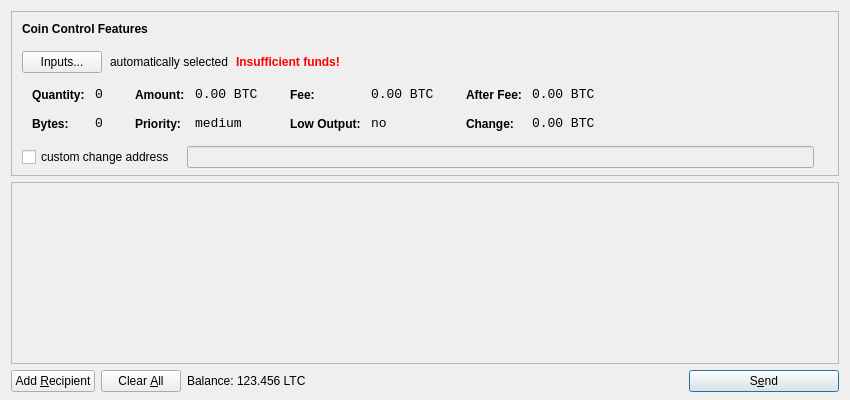
The window that src/qt/forms/sendcoinsdialog.ui (GOSTSec/gostcoin) describes before a commit, drawn with Qt 5.
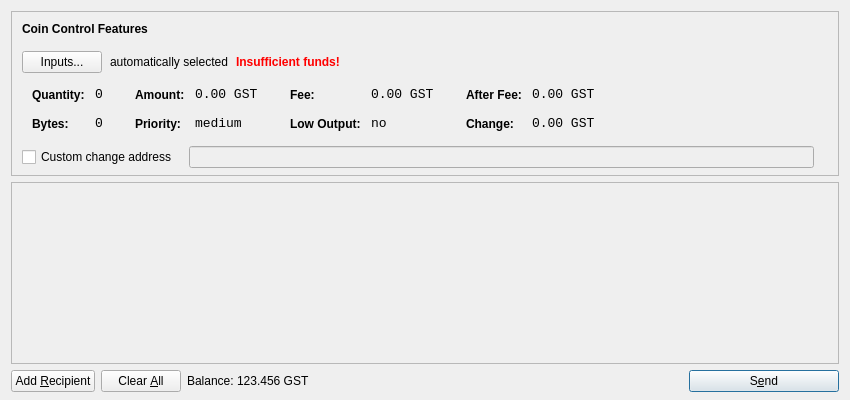
The same window after the commit. Icons and pictures are not drawn.

Diff of the .ui file:
```diff
--- a/src/qt/forms/sendcoinsdialog.ui
+++ b/src/qt/forms/sendcoinsdialog.ui
@@ -321,7 +321,7 @@
                   <enum>Qt::ActionsContextMenu</enum>
                  </property>
                  <property name="text">
-                  <string notr="true">0.00 BTC</string>
+                  <string notr="true">0.00 GST</string>
                  </property>
                  <property name="textInteractionFlags">
                   <set>Qt::LinksAccessibleByMouse|Qt::TextSelectableByKeyboard|Qt::TextSelectableByMouse</set>
@@ -407,7 +407,7 @@
                   <enum>Qt::ActionsContextMenu</enum>
                  </property>
                  <property name="text">
-                  <string notr="true">0.00 BTC</string>
+                  <string notr="true">0.00 GST</string>
                  </property>
                  <property name="textInteractionFlags">
                   <set>Qt::LinksAccessibleByMouse|Qt::TextSelectableByKeyboard|Qt::TextSelectableByMouse</set>
@@ -493,7 +493,7 @@
                   <enum>Qt::ActionsContextMenu</enum>
                  </property>
                  <property name="text">
-                  <string notr="true">0.00 BTC</string>
+                  <string notr="true">0.00 GST</string>
                  </property>
                  <property name="textInteractionFlags">
                   <set>Qt::LinksAccessibleByMouse|Qt::TextSelectableByKeyboard|Qt::TextSelectableByMouse</set>
@@ -525,7 +525,7 @@
                   <enum>Qt::ActionsContextMenu</enum>
                  </property>
                  <property name="text">
-                  <string notr="true">0.00 BTC</string>
+                  <string notr="true">0.00 GST</string>
                  </property>
                  <property name="textInteractionFlags">
                   <set>Qt::LinksAccessibleByMouse|Qt::TextSelectableByKeyboard|Qt::TextSelectableByMouse</set>
@@ -556,7 +556,7 @@
           <item>
            <widget class="QCheckBox" name="checkBoxCoinControlChange">
             <property name="text">
-             <string>custom change address</string>
+             <string>Custom change address</string>
             </property>
            </widget>
           </item>
@@ -720,7 +720,7 @@
           <cursorShape>IBeamCursor</cursorShape>
          </property>
          <property name="text">
-          <string>123.456 LTC</string>
+          <string notr="true">123.456 GST</string>
          </property>
          <property name="textInteractionFlags">
           <set>Qt::LinksAccessibleByMouse|Qt::TextSelectableByKeyboard|Qt::TextSelectableByMouse</set>
```
Left out of the diff: 3 changed lines with no effect on the pictures.
